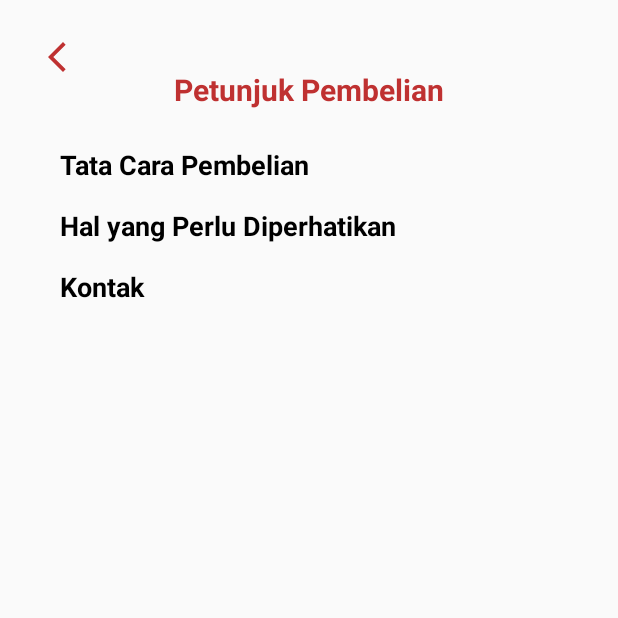
After one commit to wahyuwijaya27/kotlin-motor-frontend, an Android app: the PetunjukPembelianActivity screen opened directly, with no data from a screen before it, on a phone screen of 412 x 824 dp, the top half of it. The commit adds this screen. Run offline under Robolectric (Android 15) with nearby library versions, the phone set to English and light mode, and no system bars.

Commit message:
Update petunjuk pembelian

```diff
--- a/app/src/main/java/com/example/motorku/CheckoutActivity.kt
+++ b/app/src/main/java/com/example/motorku/CheckoutActivity.kt
@@ -1,9 +1,9 @@
 package com.example.motorku
+
 
 import android.content.Context
 import android.content.Intent
 import android.os.Bundle
-import android.util.Log
 import android.widget.Button
 import android.widget.EditText
 import android.widget.ImageView
@@ -20,6 +20,7 @@ import okhttp3.RequestBody.Companion.create
 import retrofit2.Call
 import retrofit2.Callback
 import retrofit2.Response
+
 
 class CheckoutActivity : AppCompatActivity() {
     private lateinit var btnCheckout: Button
@@ -109,6 +110,13 @@ class CheckoutActivity : AppCompatActivity() {
             val intent = Intent(this, HomeActivity::class.java)
             startActivity(intent)
         }
+
+        // Tombol untuk Tata Cara Pembelian
+        val tataCaraTextButton = findViewById<TextView>(R.id.C_txt_tata_cara_pembelian)
+        tataCaraTextButton.setOnClickListener {
+            val intent = Intent(this, PetunjukPembelianActivity::class.java)
+            startActivity(intent)
+        }
     }
 
     // Fungsi untuk mengubah teks menjadi RequestBody
--- /dev/null
+++ b/app/src/main/java/com/example/motorku/PetunjukPembelianActivity.kt
@@ -0,0 +1,56 @@
+package com.example.motorku
+
+import android.content.ClipData
+import android.content.ClipboardManager
+import android.content.Context
+import android.os.Bundle
+import android.view.View
+import android.widget.TextView
+import android.widget.Toast
+import androidx.appcompat.app.AppCompatActivity
+import com.example.motorku.R
+
+class PetunjukPembelianActivity : AppCompatActivity() {
+    override fun onCreate(savedInstanceState: Bundle?) {
+        super.onCreate(savedInstanceState)
+        setContentView(R.layout.activity_petunjuk_pembelian)
+
+        val titleTataCara = findViewById<TextView>(R.id.title_tata_cara)
+        val contentTataCara = findViewById<View>(R.id.content_tata_cara)
+
+        val titlePerhatian = findViewById<TextView>(R.id.title_perhatian)
+        val contentPerhatian = findViewById<View>(R.id.content_perhatian)
+
+        val titleKontak = findViewById<TextView>(R.id.title_kontak)
+        val contentKontak = findViewById<View>(R.id.content_kontak)
+
+        val buttonCopyRekening = findViewById<View>(R.id.button_copy_rekening)
+        val nomorRekening = findViewById<TextView>(R.id.text_nomor_rekening)
+
+        // Toggle untuk Tata Cara Pembelian
+        titleTataCara.setOnClickListener {
+            contentTataCara.visibility =
+                if (contentTataCara.visibility == View.GONE) View.VISIBLE else View.GONE
+        }
+
+        // Toggle untuk Perhatian
+        titlePerhatian.setOnClickListener {
+            contentPerhatian.visibility =
+                if (contentPerhatian.visibility == View.GONE) View.VISIBLE else View.GONE
+        }
+
+        // Toggle untuk Kontak
+        titleKontak.setOnClickListener {
+            contentKontak.visibility =
+                if (contentKontak.visibility == View.GONE) View.VISIBLE else View.GONE
+        }
+
+        // Salin nomor rekening
+        buttonCopyRekening.setOnClickListener {
+            val clipboard = getSystemService(Context.CLIPBOARD_SERVICE) as ClipboardManager
+            val clip = ClipData.newPlainText("Nomor Rekening", nomorRekening.text.toString())
+            clipboard.setPrimaryClip(clip)
+            Toast.makeText(this, "Nomor rekening disalin", Toast.LENGTH_SHORT).show()
+        }
+    }
+}
--- a/app/src/main/java/com/example/motorku/api/RetrofitClient.kt
+++ b/app/src/main/java/com/example/motorku/api/RetrofitClient.kt
@@ -6,7 +6,7 @@ import retrofit2.Retrofit
 import retrofit2.converter.gson.GsonConverterFactory
 
 object RetrofitClient {
-    private const val BASE_URL = "http://10.10.10.201:8000/api/"
+    private const val BASE_URL = "http://192.168.100.24:8000/api/"
 
     // Logging untuk memonitor HTTP request dan response
     private val loggingInterceptor = HttpLoggingInterceptor().apply {
--- a/app/src/main/res/layout/activity_checkout.xml
+++ b/app/src/main/res/layout/activity_checkout.xml
@@ -136,6 +136,22 @@
 <!--    </LinearLayout>-->
 
     <!-- Checkout Button -->
+    <TextView
+        android:id="@+id/C_txt_tata_cara_pembelian"
+        android:layout_width="wrap_content"
+        android:layout_height="wrap_content"
+        android:text="Petunjuk Pembelian"
+        android:textColor="@color/primaryColor"
+        android:textStyle="bold"
+        android:layout_below="@id/C_txt_nomorTelp"
+        android:layout_centerHorizontal="true"
+        android:layout_marginTop="20dp"
+        android:clickable="true"
+        android:focusable="true"
+        android:padding="8dp"
+        android:background="?attr/selectableItemBackground" />
+
+
     <Button
         android:id="@+id/C_btn_Checkout"
         android:layout_width="200dp"
@@ -143,7 +159,7 @@
         android:background="@drawable/custom_button"
         android:text="Checkout"
         android:textColor="@color/white"
-        android:layout_below="@id/C_txt_nomorTelp"
+        android:layout_below="@id/C_txt_tata_cara_pembelian"
         android:layout_centerHorizontal="true"
         android:layout_marginTop="20dp" />
 
--- /dev/null
+++ b/app/src/main/res/layout/activity_petunjuk_pembelian.xml
@@ -0,0 +1,184 @@
+<?xml version="1.0" encoding="utf-8"?>
+<RelativeLayout xmlns:android="http://schemas.android.com/apk/res/android"
+    xmlns:tools="http://schemas.android.com/tools"
+    android:layout_width="match_parent"
+    android:layout_height="match_parent"
+    tools:context=".BuktiPembelianActivity"
+    android:padding="16dp">
+
+    <ImageView
+        android:id="@+id/Bp_btn_back"
+        android:layout_width="wrap_content"
+        android:layout_height="wrap_content"
+        android:src="@drawable/ic_back"
+        android:layout_marginTop="10dp"
+        android:layout_marginLeft="10dp" />
+
+    <TextView
+        android:id="@+id/Pp_txt_1"
+        android:layout_width="wrap_content"
+        android:layout_height="wrap_content"
+        android:text="Petunjuk Pembelian"
+        android:textSize="20sp"
+        android:textStyle="bold"
+        android:layout_centerHorizontal="true"
+        android:layout_marginTop="30dp"
+        android:textColor="@color/primaryColor" />
+
+    <!-- ScrollView for Content -->
+    <ScrollView
+        android:id="@+id/scroll_view"
+        android:layout_width="match_parent"
+        android:layout_height="match_parent"
+        android:layout_below="@id/Pp_txt_1"
+        android:padding="16dp">
+
+        <LinearLayout
+            android:layout_width="match_parent"
+            android:layout_height="wrap_content"
+            android:orientation="vertical">
+
+            <!-- Drop-Down for Tata Cara Pembelian -->
+            <TextView
+                android:id="@+id/title_tata_cara"
+                android:layout_width="match_parent"
+                android:layout_height="wrap_content"
+                android:padding="8dp"
+                android:background="?attr/selectableItemBackground"
+                android:gravity="center_vertical"
+                android:text="Tata Cara Pembelian"
+                android:textSize="18sp"
+                android:textColor="@color/black"
+                android:textStyle="bold" />
+
+            <LinearLayout
+                android:id="@+id/content_tata_cara"
+                android:layout_width="match_parent"
+                android:layout_height="wrap_content"
+                android:orientation="vertical"
+                android:visibility="gone"
+                android:padding="8dp">
+
+                <TextView
+                    android:layout_width="wrap_content"
+                    android:layout_height="wrap_content"
+                    android:text="1. Mengisi semua data pada halaman checkout pembelian."
+                    android:textSize="16sp"
+                    android:paddingBottom="8dp" />
+
+                <LinearLayout
+                    android:layout_width="match_parent"
+                    android:layout_height="wrap_content"
+                    android:orientation="horizontal">
+
+                    <TextView
+                        android:layout_width="wrap_content"
+                        android:layout_height="wrap_content"
+                        android:text="2. Transfer DP/Uang Muka ke nomor rekening: "
+                        android:textSize="16sp" />
+
+                    <TextView
+                        android:id="@+id/text_nomor_rekening"
+                        android:layout_width="wrap_content"
+                        android:layout_height="wrap_content"
+                        android:text="6805 0103 4082 539"
+                        android:textColor="@color/primaryColor"
+                        android:textStyle="bold"
+                        android:textSize="16sp" />
+                </LinearLayout>
+
+                <Button
+                    android:id="@+id/button_copy_rekening"
+                    android:layout_width="wrap_content"
+                    android:layout_height="wrap_content"
+                    android:text="Salin Nomor Rekening"
+                    android:textSize="14sp"
+                    android:layout_marginTop="4dp" />
+
+                <TextView
+                    android:layout_width="wrap_content"
+                    android:layout_height="wrap_content"
+                    android:text="3. Jika sudah berhasil transfer, lakukan upload bukti pembelian pada halaman selanjutnya."
+                    android:textSize="16sp"
+                    android:paddingTop="8dp" />
+            </LinearLayout>
+
+            <!-- Drop-Down for Hal yang Perlu Diperhatikan -->
+            <TextView
+                android:id="@+id/title_perhatian"
+                android:layout_width="match_parent"
+                android:layout_height="wrap_content"
+                android:padding="8dp"
+                android:background="?attr/selectableItemBackground"
+                android:gravity="center_vertical"
+                android:text="Hal yang Perlu Diperhatikan"
+                android:textSize="18sp"
+                android:textColor="@color/black"
+                android:textStyle="bold" />
+
+            <LinearLayout
+                android:id="@+id/content_perhatian"
+                android:layout_width="match_parent"
+                android:layout_height="wrap_content"
+                android:orientation="vertical"
+                android:visibility="gone"
+                android:padding="8dp">
+
+                <TextView
+                    android:layout_width="wrap_content"
+                    android:layout_height="wrap_content"
+                    android:text="1. Pembeli wajib datang terlebih dahulu ke bengkel untuk mengecek kondisi motor atau bisa menghubungi pihak diler via kontak yang tertera."
+                    android:textSize="16sp"
+                    android:paddingBottom="8dp" />
+
+                <TextView
+                    android:layout_width="wrap_content"
+                    android:layout_height="wrap_content"
+                    android:text="2. Jumlah pembayaran DP sesuai dengan kesepakatan bersama antara pihak diler dan pembeli."
+                    android:textSize="16sp"
+                    android:paddingBottom="8dp" />
+
+                <TextView
+                    android:layout_width="wrap_content"
+                    android:layout_height="wrap_content"
+                    android:text="3. Sebelum melakukan checkout pembelian, pembeli wajib memastikan terlebih dahulu kebenaran item yang dibeli."
+                    android:textSize="16sp" />
+            </LinearLayout>
+
+            <!-- Drop-Down for Kontak -->
+            <TextView
+                android:id="@+id/title_kontak"
+                android:layout_width="match_parent"
+                android:layout_height="wrap_content"
+                android:padding="8dp"
+                android:background="?attr/selectableItemBackground"
+                android:gravity="center_vertical"
+                android:text="Kontak"
+                android:textSize="18sp"
+                android:textColor="@color/black"
+                android:textStyle="bold" />
+
+            <LinearLayout
+                android:id="@+id/content_kontak"
+                android:layout_width="match_parent"
+                android:layout_height="wrap_content"
+                android:orientation="vertical"
+                android:visibility="gone"
+                android:padding="8dp">
+
+                <TextView
+                    android:layout_width="wrap_content"
+                    android:layout_height="wrap_content"
+                    android:text="WhatsApp: 085727551065"
+                    android:textSize="16sp"
+                    android:paddingBottom="8dp" />
+
+                <TextView
+                    android:layout_width="wrap_content"
+                    android:layout_height="wrap_content"
+                    android:text="Instagram: artajayamotor"
+                    android:textSize="16sp" />
+            </LinearLayout>
+        </LinearLayout>
+    </ScrollView>
+</RelativeLayout>
--- a/app/src/main/res/xml/network_security_config.xml
+++ b/app/src/main/res/xml/network_security_config.xml
@@ -1,6 +1,6 @@
 <?xml version="1.0" encoding="utf-8"?>
 <network-security-config xmlns:android="http://schemas.android.com/apk/res/android">
     <domain-config cleartextTrafficPermitted="true">
-        <domain includeSubdomains="true">10.10.10.201</domain>
+        <domain includeSubdomains="true">192.168.100.24</domain>
     </domain-config>
 </network-security-config>
```
Also changed, not shown: app/src/main/AndroidManifest.xml (+10 -1 lines).
